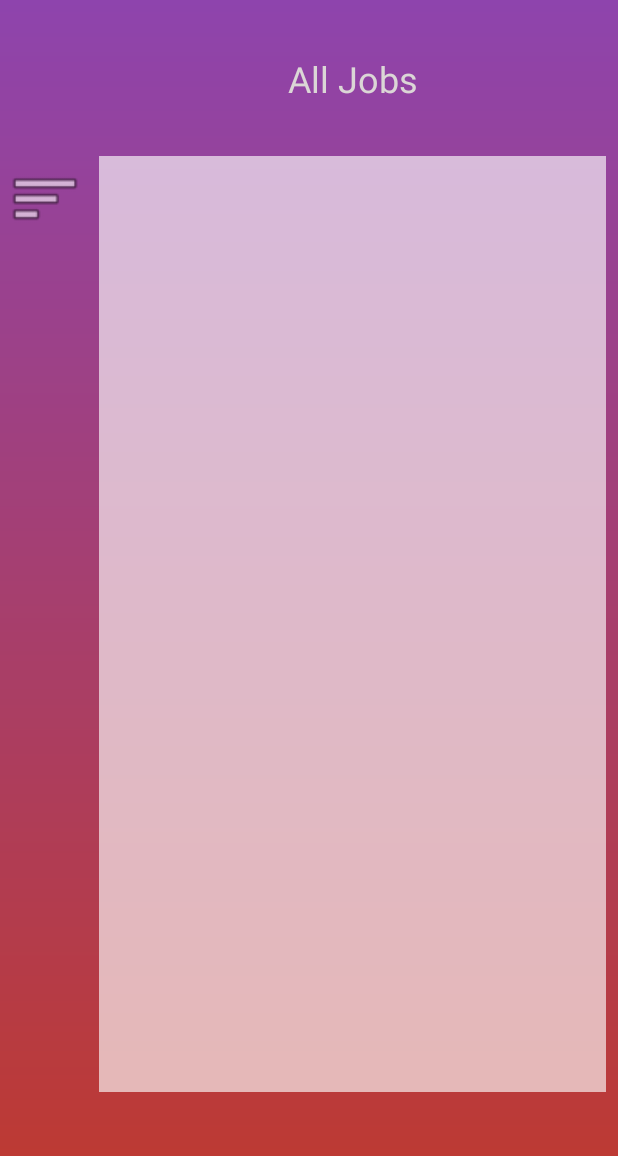
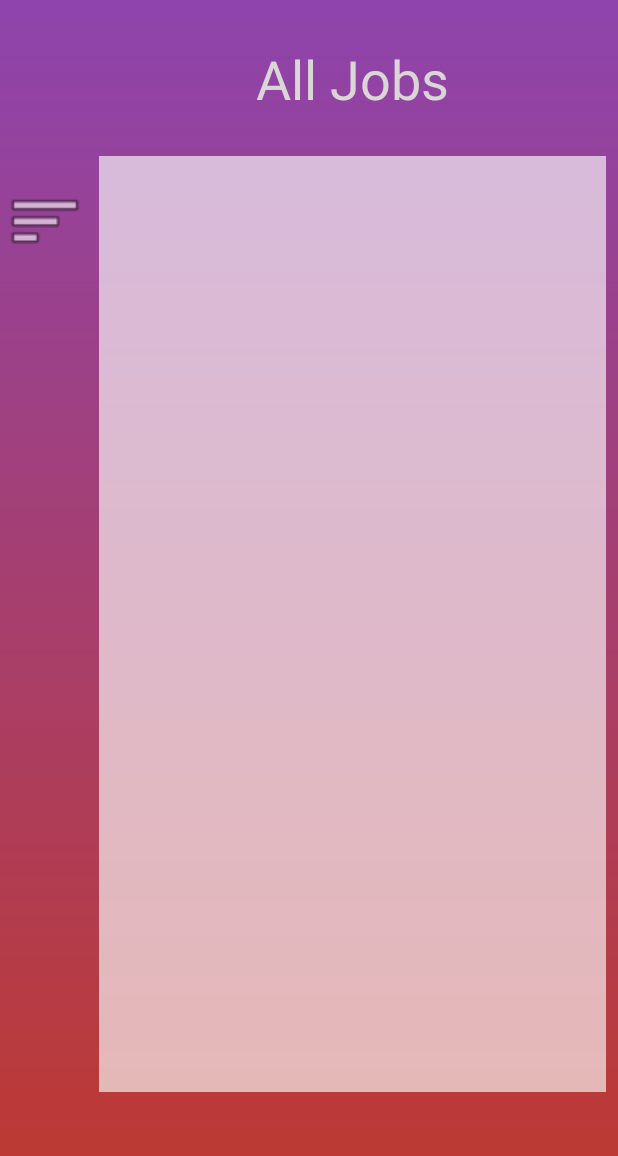
Before and after one commit to EgorCheh/Gosha, an Android app: the screen it shows after launch once a user with an empty profile is signed in (Menu), on a phone screen of 412 x 824 dp. Shown: the top 1156 px of the screen. Run offline under Robolectric (Android 15) with nearby library versions, the phone set to English and light mode, and no system bars; our stand-ins replace Firebase (no records; nobody signed in at launch, a user with empty details on screens opened directly); Roboto replaces fonts that are not available here.

Commit message:
11.05.2019 all_jobs

```diff
--- a/app/src/main/res/layout/activity_menu.xml
+++ b/app/src/main/res/layout/activity_menu.xml
@@ -19,7 +19,7 @@
         android:layout_marginBottom="8dp"
         android:text="All Jobs"
         android:textColor="#DBD6D6"
-        android:textSize="24sp"
+        android:textSize="36sp"
         app:fontFamily="@font/carter_one"
         app:layout_constraintBottom_toTopOf="@+id/lv_menu"
         app:layout_constraintEnd_toEndOf="parent"
@@ -75,8 +75,8 @@
 
     <ImageView
         android:id="@+id/imageView"
-        android:layout_width="49dp"
-        android:layout_height="63dp"
+        android:layout_width="52dp"
+        android:layout_height="65dp"
         android:layout_marginStart="8dp"
         android:layout_marginLeft="8dp"
         android:layout_marginTop="8dp"
@@ -85,10 +85,10 @@
         android:layout_marginBottom="8dp"
         app:layout_constraintBottom_toTopOf="@+id/guideline2"
         app:layout_constraintEnd_toStartOf="@+id/guideline5"
-        app:layout_constraintHorizontal_bias="0.428"
+        app:layout_constraintHorizontal_bias="0.4"
         app:layout_constraintStart_toStartOf="parent"
         app:layout_constraintTop_toTopOf="parent"
-        app:layout_constraintVertical_bias="0.55"
+        app:layout_constraintVertical_bias="0.644"
         app:srcCompat="@android:drawable/ic_menu_sort_by_size" />
 
 </android.support.constraint.ConstraintLayout>
```
